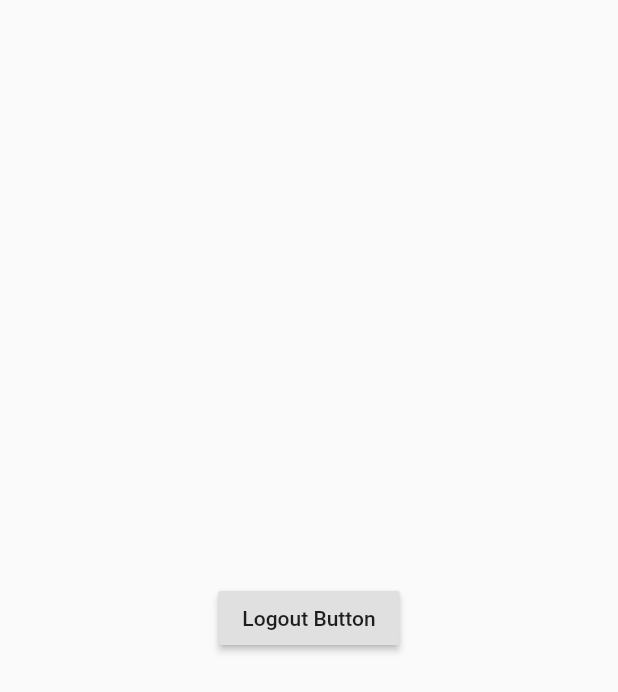
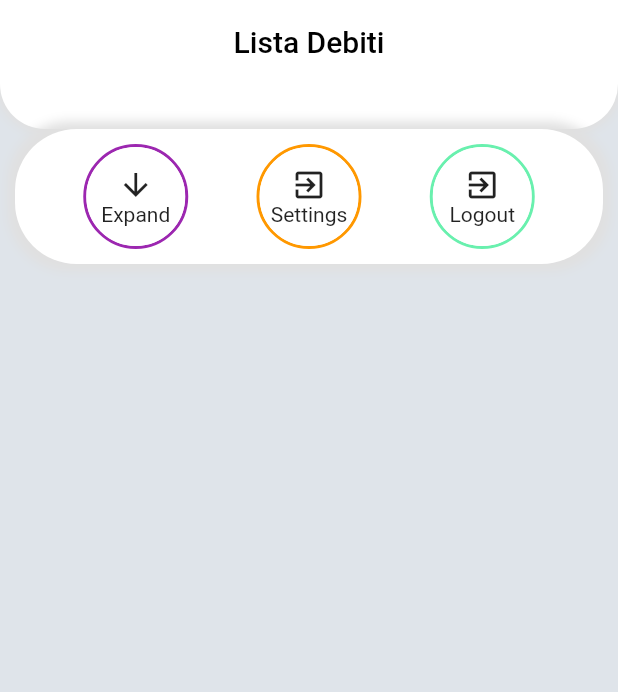
Before and after one commit to GiorgioMannarini/ListaDebiti, a Flutter app: the FirstScreen screen opened by its route, on a phone screen of 412 x 824 dp. Shown: the top 692 px of the screen. Run offline on Flutter 3.47's test engine with Material 2 defaults, Android fonts, the phone set to English and light mode, and no system bars; our stand-ins replace firebase_auth, google_sign_in; accounts and stored records are empty.

Commit message:
Fracco di roba

```diff
--- a/lib/Controllers/FirstScreenController.dart
+++ b/lib/Controllers/FirstScreenController.dart
@@ -8,6 +8,8 @@ class FirstScreenController extends BaseController {
   final LoginController loginController = LoginController();
 
   void logoutButton(BuildContext context) {
-    loginController.signOut();
+    loginController.signOut().then((_){
+      Navigator.of(context).pushAndRemoveUntil(MaterialPageRoute(builder: (context) {return LoginPage();}), ModalRoute.withName('/'));
+    });
   }
 }
--- a/lib/Views/Components/ActionsContainer.dart
+++ b/lib/Views/Components/ActionsContainer.dart
@@ -0,0 +1,26 @@
+import 'package:flutter/material.dart';
+
+class ActionsContainer extends StatelessWidget {
+  final Widget child;
+
+  ActionsContainer({this.child});
+
+  @override
+  Widget build(BuildContext context) {
+    return Container(
+        margin: EdgeInsets.symmetric(horizontal: 10),
+        height: 90,
+        decoration: BoxDecoration(
+          boxShadow: [
+            BoxShadow(
+              blurRadius: 5.0,
+              color: Colors.grey[300],
+              spreadRadius: 5.0,
+            ),
+          ],
+          borderRadius: BorderRadius.circular(41),
+          color: Colors.white,
+        ),
+        child: child);
+  }
+}
--- a/lib/Views/Components/ChartContainer.dart
+++ b/lib/Views/Components/ChartContainer.dart
@@ -0,0 +1,44 @@
+import 'package:flutter/material.dart';
+
+class ChartContainer extends StatefulWidget {
+  bool selected;
+
+
+  ChartContainer(bool selected){
+    this.selected = selected;
+
+  }
+  @override
+  _ChartContainerState createState() => _ChartContainerState();
+}
+
+class _ChartContainerState extends State<ChartContainer> {
+
+
+
+  @override
+  Widget build(BuildContext context) {
+    return AnimatedContainer(
+      padding: EdgeInsets.symmetric(vertical: 15.0, horizontal: 21),
+      width: MediaQuery.of(context).size.width,
+      height: widget.selected ? 350 : 30,
+      duration: Duration(seconds: 1),
+      curve: Curves.ease,
+      child: FlutterLogo(size: 75),
+      decoration: BoxDecoration(
+        boxShadow: [
+          BoxShadow(
+            blurRadius: 5.0,
+            color: Colors.grey[300],
+            spreadRadius: 5.0,
+          ),
+        ],
+        borderRadius: BorderRadius.only(
+            bottomLeft: Radius.circular(41),
+            bottomRight: Radius.circular(41)
+        ),
+        color: Colors.white,
+      ),
+    );
+  }
+}
--- a/lib/Views/Components/ContainerButton.dart
+++ b/lib/Views/Components/ContainerButton.dart
@@ -1,14 +1,15 @@
 
 
 import 'package:flutter/material.dart';
-import 'package:font_awesome_flutter/font_awesome_flutter.dart';
+
 
 class ContainerButton extends StatelessWidget {
     String buttonTitle;
-    FaIcon icon;
+    Icon icon;
     Color color;
     VoidCallback onIconPress;
-    ContainerButton(String buttonTitle, FaIcon icon, Color color, VoidCallback onIconPress){
+    //constructor
+    ContainerButton(String buttonTitle, Icon icon, Color color, VoidCallback onIconPress){
       this.icon = icon;
       this. buttonTitle = buttonTitle;
       this.color = color;
@@ -26,7 +27,7 @@ class ContainerButton extends StatelessWidget {
     decoration: BoxDecoration(
       border: Border.all(
         color: color,
-        width: 3,
+        width: 2,
       ),
       borderRadius: BorderRadius.circular(40)
     ),
--- a/lib/Views/Screens/FirstScreen.dart
+++ b/lib/Views/Screens/FirstScreen.dart
@@ -1,9 +1,9 @@
 import 'package:flutter/material.dart';
-import 'package:font_awesome_flutter/font_awesome_flutter.dart';
-import '../../Controllers/LoginController.dart';
-import './LoginPage.dart';
+import '../Components/ChartContainer.dart';
+import '../Components/ActionsContainer.dart';
+import '../../Controllers/FirstScreenController.dart';
 import '../Components/ContainerButton.dart';
-import '../../Controllers/FirstScreenController.dart';
+
 
 
 class FirstScreen extends StatefulWidget {
@@ -12,9 +12,9 @@ class FirstScreen extends StatefulWidget {
 }
 
 class _FirstScreenState extends State<FirstScreen> {
-  final LoginController loginController = LoginController();
 
   final FirstScreenController firstScreenController = FirstScreenController();
+  bool selected = false;
 
 
 
@@ -35,74 +35,22 @@ class _FirstScreenState extends State<FirstScreen> {
         children: <Widget>[
           Container(
             decoration: BoxDecoration(color: Color(0xffdfe4ea)),
-            child: Center(
-              child: Column(
-                mainAxisAlignment: MainAxisAlignment.center,
-                crossAxisAlignment: CrossAxisAlignment.center,
-                children: <Widget>[
-                  RaisedButton(
-                      child: Text('Signout'),
-                      onPressed: () {
-                        /*loginController.signOutGoogle().then((_) {
-
-                         Navigator.pushNamed(context, '/');
-                        });*/
-                      }),
-                ],
-              ),
-            ),
           ),
 
           Column(
             children: <Widget>[
-              Container(
-                padding: EdgeInsets.symmetric(vertical: 15.0, horizontal: 21),
-                height: MediaQuery.of(context).size.height/4,
-                width: MediaQuery.of(context).size.width,
+              ChartContainer(selected),
+              ActionsContainer(
+                  child: Row(
+                    children: <Widget>[
+                      ContainerButton("Expand", Icon(Icons.arrow_downward), Colors.purple, (){setState((){selected = !selected;});} ),
+                      ContainerButton("Settings", Icon(Icons.exit_to_app), Colors.orange, (){print('Settings');}),
+                      ContainerButton("Logout", Icon(Icons.exit_to_app), Colors.greenAccent, (){firstScreenController.logoutButton(context);}),
+                    ],
+                    mainAxisAlignment: MainAxisAlignment.spaceEvenly,
+                  )
+              ),
 
-                decoration: BoxDecoration(
-                  boxShadow: [
-                    BoxShadow(
-                      blurRadius: 5.0,
-                      color: Colors.grey[300],
-                      spreadRadius: 5.0,
-                    ),
-                  ],
-                  borderRadius: BorderRadius.only(
-                    bottomLeft: Radius.circular(41),
-                    bottomRight: Radius.circular(41)
-                  ),
-                  color: Colors.white,
-                ),
-              ),
-              //TODO: row con tutti i pulsanti
-              Container(
-                margin: EdgeInsets.symmetric(horizontal: 10),
-                height: 100,
-                decoration: BoxDecoration(
-                  boxShadow: [
-                    BoxShadow(
-                      blurRadius: 5.0,
-                      color: Colors.grey[300],
-                      spreadRadius: 5.0,
-                    ),
-                  ],
-                  borderRadius: BorderRadius.circular(
-                    41
-                  ),
-                  color: Colors.white,
-                ),
-                child: Row(
-                  children: <Widget>[
-                   ContainerButton("Log1", FaIcon(FontAwesomeIcons.signOutAlt), Colors.purple, (){firstScreenController.logoutButton(context);} ),
-                   ContainerButton("Logout", FaIcon(FontAwesomeIcons.signOutAlt), Colors.orange, (){print('prova3');}),
-                   ContainerButton("Logout", FaIcon(FontAwesomeIcons.signOutAlt), Colors.greenAccent, (){print('prova2');}),
-
-
-                  ],
-                  mainAxisAlignment: MainAxisAlignment.spaceEvenly,
-                )
-              )
             ],
           ),
         ],
--- a/lib/Views/Screens/FirstScreen_old.dart
+++ b/lib/Views/Screens/FirstScreen_old.dart
@@ -3,12 +3,12 @@ import '../../Controllers/LoginController.dart';
 import 'LoginPage.dart';
 
 
-class FirstScreen extends StatefulWidget {
+class FirstScreenOld extends StatefulWidget {
   @override
-  _FirstScreenState createState() => _FirstScreenState();
+  _FirstScreenOldState createState() => _FirstScreenOldState();
 }
 
-class _FirstScreenState extends State<FirstScreen> {
+class _FirstScreenOldState extends State<FirstScreenOld> {
 
 
   LoginController loginController = new LoginController();
--- a/lib/Views/Screens/LoginPage.dart
+++ b/lib/Views/Screens/LoginPage.dart
@@ -31,10 +31,8 @@ class _LoginPageState extends State<LoginPage> {
 
   void doSilentLogin(token) {
     loginController.sendLogin(token).then((result) {
-      if (result.statusCode == 200) {
-        SchedulerBinding.instance.addPostFrameCallback((_) {
-          Navigator.pushNamed(context, '/mainPage');
-        });
+      if (result == true) {
+        Navigator.pushNamed(context, '/mainPage');
       } else {
         setState(() {
           loginPresent = false;
--- a/lib/main.dart
+++ b/lib/main.dart
@@ -1,5 +1,5 @@
 import 'package:flutter/material.dart';
-import 'package:lista_debiti/Views/Screens/FirstScreen_old.dart';
+import 'package:lista_debiti/Views/Screens/FirstScreen.dart';
 
 import 'package:lista_debiti/Views/Screens/LoginPage.dart';
 //TODO: Keystore registration
--- a/pubspec.yaml
+++ b/pubspec.yaml
@@ -28,7 +28,7 @@ dependencies:
   firebase_core: 0.4.3+3 #TODO: update when useragent.h bug gets solved
   http: ^0.12.0+4
   shared_preferences: ^0.5.6+2
-  font_awesome_flutter: ^8.7.0
+
 
 dev_dependencies:
   flutter_test:
```
Also changed, not shown: lib/Controllers/LoginController.dart (+10 -3 lines), lib/Views/Components/SignInButton.dart (+8 -8 lines), pubspec.lock.
